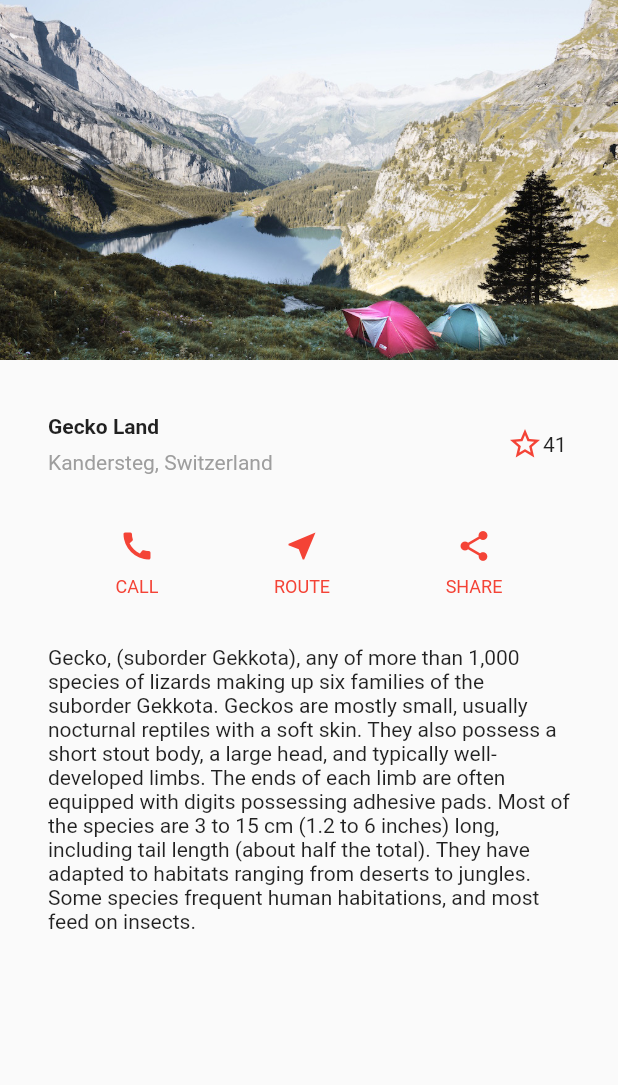
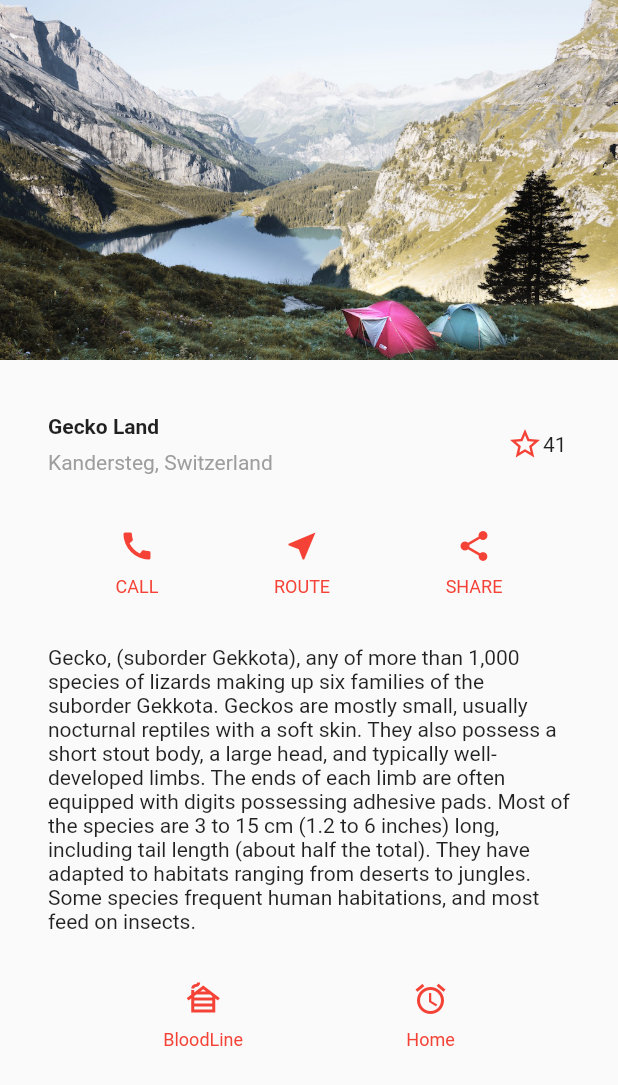
Before and after one commit to lim6112j/gecko-app-flutter, a Flutter app: the screen it shows after launch, on a phone screen of 412 x 824 dp. Shown: the top 1085 px of the screen. Run offline on Flutter 3.47's test engine with Material 2 defaults, Android fonts, the phone set to English and light mode, and no system bars; missing offline and left inert: graphview.

Commit message:
rout button added

```diff
--- a/lib/homepage.dart
+++ b/lib/homepage.dart
@@ -1,4 +1,5 @@
 import 'package:flutter/material.dart';
+import 'package:gecko_app/bloodline.dart';
 import 'favoitestar.dart';
 class HomePage extends StatefulWidget {
 
@@ -49,9 +50,30 @@ class _HomePageState extends State<HomePage> {
     Widget buttonSection = Row(
       mainAxisAlignment: MainAxisAlignment.spaceEvenly,
       children: [
-        _buildButtonColumn(color, Icons.call, 'CALL'),
-        _buildButtonColumn(color, Icons.near_me, 'ROUTE'),
-        _buildButtonColumn(color, Icons.share, 'SHARE'),
+        _buildButtonColumn(color, Icons.call, 'CALL', () {
+            print('call');
+        }),
+        _buildButtonColumn(color, Icons.near_me, 'ROUTE',(){
+            print('Route');
+        }),
+        _buildButtonColumn(color, Icons.share, 'SHARE', (){
+            print('Share');
+        }),
+      ],
+    );
+    Widget naviSection = Row(
+      mainAxisAlignment: MainAxisAlignment.spaceEvenly,
+      children: [
+        _buildButtonColumn(color, Icons.cabin, 'BloodLine', (){
+            print('Bloodline');
+            Navigator.push(
+              context,
+              MaterialPageRoute(builder: (context) => BloodLine(title: 'blood')),
+            );
+        }),
+        _buildButtonColumn(color, Icons.access_alarms, 'Home', (){
+            print('Home');
+        }),
       ],
     );
     Widget textSection = const Padding(
@@ -73,13 +95,16 @@ class _HomePageState extends State<HomePage> {
           titleSection,
           buttonSection,
           textSection,
+          naviSection
         ]
       ),
     );
   }
 }
-Column _buildButtonColumn(Color color, IconData icon, String label) {
-  return Column(
+GestureDetector _buildButtonColumn(Color color, IconData icon, String label, onTap) {
+  return GestureDetector(
+    onTap: onTap,
+    child: Column(
       mainAxisSize: MainAxisSize.min,
       mainAxisAlignment: MainAxisAlignment.center,
       children: [
@@ -96,5 +121,6 @@ Column _buildButtonColumn(Color color, IconData icon, String label) {
           ),
         ),
       ],
+    )
   );
 }
```
Lines whose indentation alone changed are shown as unchanged.
